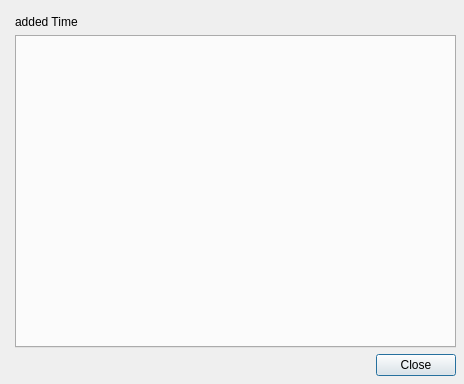
Qt form views/contentviewer.ui (rusith/genius) before a commit.
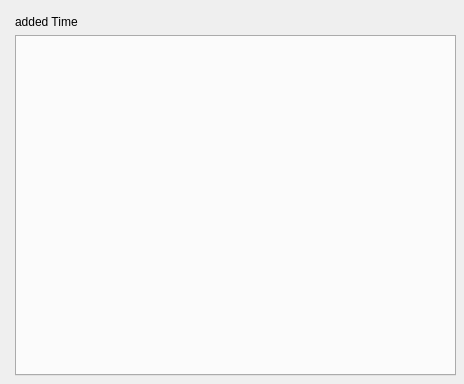
The same form after that commit. Icons and pictures are not drawn.

What changed in the file:
```diff
--- a/views/contentviewer.ui
+++ b/views/contentviewer.ui
@@ -49,34 +49,6 @@
       </property>
      </widget>
     </item>
-    <item>
-     <layout class="QHBoxLayout" name="horizontalLayout">
-      <item>
-       <spacer name="horizontalSpacer">
-        <property name="orientation">
-         <enum>Qt::Horizontal</enum>
-        </property>
-        <property name="sizeHint" stdset="0">
-         <size>
-          <width>40</width>
-          <height>20</height>
-         </size>
-        </property>
-       </spacer>
-      </item>
-      <item>
-       <widget class="QPushButton" name="pushButton">
-        <property name="text">
-         <string>Close</string>
-        </property>
-        <property name="icon">
-         <iconset resource="../resources/resources.qrc">
-          <normaloff>:/images/images/cancel16.png</normaloff>:/images/images/cancel16.png</iconset>
-        </property>
-       </widget>
-      </item>
-     </layout>
-    </item>
    </layout>
   </widget>
  </widget>
```
Left out of the diff: 8 changed lines with no effect on the pictures.
